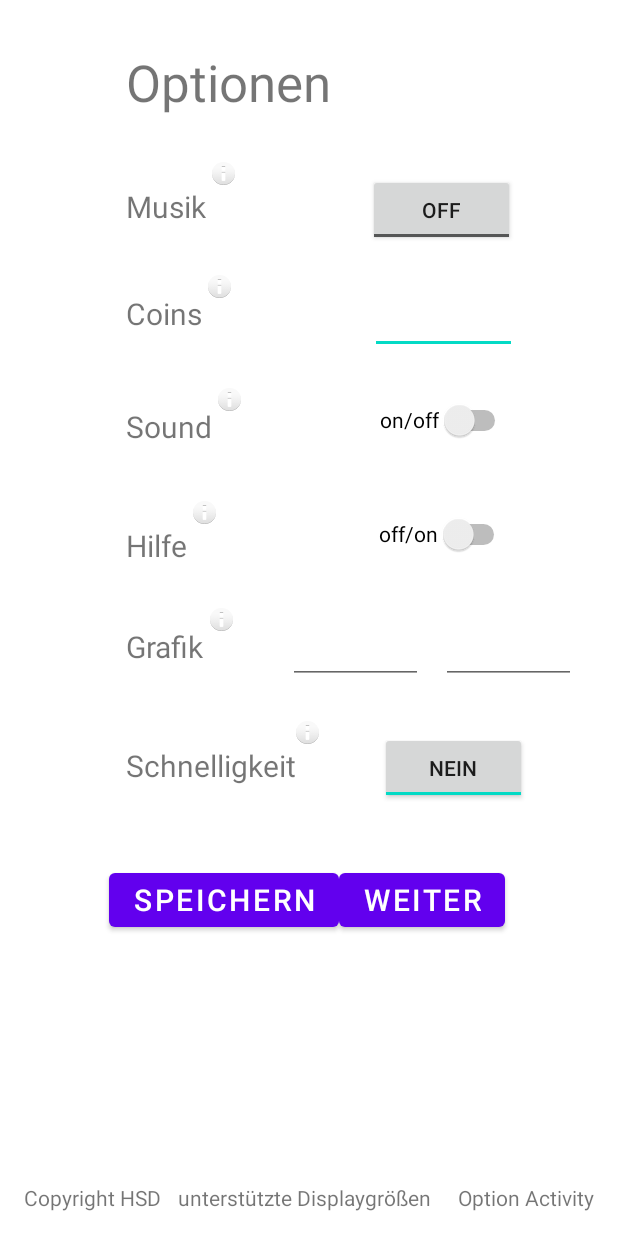
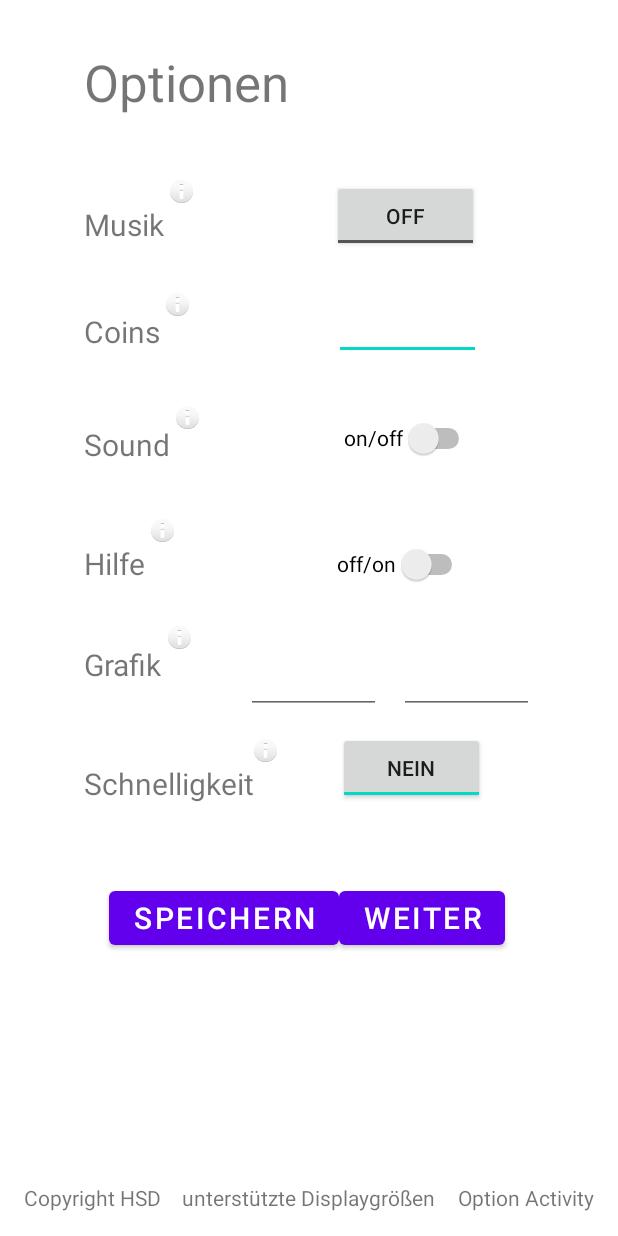
Before and after one commit to Jonasf-91/Interaktionsprinzipien, an Android app: the layout activity_option.xml on its own in the app's theme, with its tools: preview values and no code run, on a phone screen of 412 x 824 dp. Run offline under Robolectric (Android 15) with nearby library versions, the phone set to English and light mode, and no system bars.

Commit message:
Globale Klasse erstellt und Musik-Funktion implementiert. Musik noch fehlerhaft, da bei mehrmaligen Öffnen der Options mehrere Player gleichzeitig laufen

```diff
--- a/app/src/main/AndroidManifest.xml
+++ b/app/src/main/AndroidManifest.xml
@@ -4,6 +4,7 @@
     package="com.example.interaktionsprinzipien">
 
     <application
+        android:name=".GlobalClass"
         android:allowBackup="true"
         android:dataExtractionRules="@xml/data_extraction_rules"
         android:fullBackupContent="@xml/backup_rules"
--- a/app/src/main/res/layout/activity_option.xml
+++ b/app/src/main/res/layout/activity_option.xml
@@ -11,7 +11,7 @@
         android:layout_width="wrap_content"
         android:layout_height="wrap_content"
         android:layout_marginStart="128dp"
-        android:layout_marginTop="28dp"
+        android:layout_marginTop="36dp"
         android:minHeight="48dp"
         android:text="@string/offOn"
         app:layout_constraintStart_toEndOf="@+id/help"
@@ -34,9 +34,9 @@
         android:layout_marginBottom="16dp"
         android:text="@string/display"
         app:layout_constraintBottom_toBottomOf="parent"
-        app:layout_constraintEnd_toEndOf="parent"
-        app:layout_constraintHorizontal_bias="0.487"
-        app:layout_constraintStart_toStartOf="parent" />
+        app:layout_constraintEnd_toStartOf="@+id/textView13"
+        app:layout_constraintHorizontal_bias="0.482"
+        app:layout_constraintStart_toEndOf="@+id/textView12" />
 
     <TextView
         android:id="@+id/textView13"
@@ -52,8 +52,8 @@
         android:id="@+id/soundSwitch"
         android:layout_width="wrap_content"
         android:layout_height="wrap_content"
-        android:layout_marginStart="112dp"
-        android:layout_marginTop="20dp"
+        android:layout_marginStart="116dp"
+        android:layout_marginTop="28dp"
         android:minHeight="48dp"
         android:text="@string/onOff"
         app:layout_constraintStart_toEndOf="@+id/sound"
@@ -90,11 +90,10 @@
         android:id="@+id/coinAmount"
         android:layout_width="98dp"
         android:layout_height="48dp"
+        android:layout_marginStart="116dp"
         android:layout_marginTop="24dp"
         android:ems="10"
         android:inputType="number"
-        app:layout_constraintEnd_toEndOf="parent"
-        app:layout_constraintHorizontal_bias="0.623"
         app:layout_constraintStart_toEndOf="@+id/coins"
         app:layout_constraintTop_toBottomOf="@+id/toggleMusic"
         tools:ignore="SpeakableTextPresentCheck" />
@@ -129,8 +128,8 @@
         android:id="@+id/toggleMusic"
         android:layout_width="98dp"
         android:layout_height="48dp"
-        android:layout_marginStart="108dp"
-        android:layout_marginTop="116dp"
+        android:layout_marginStart="112dp"
+        android:layout_marginTop="120dp"
         android:checked="false"
         android:text="ToggleButton"
         app:layout_constraintStart_toEndOf="@+id/music"
@@ -153,7 +152,7 @@
         android:id="@+id/sound"
         android:layout_width="wrap_content"
         android:layout_height="wrap_content"
-        android:layout_marginStart="84dp"
+        android:layout_marginStart="56dp"
         android:layout_marginTop="48dp"
         android:text="@string/sound"
         android:textSize="20sp"
@@ -164,7 +163,7 @@
         android:id="@+id/speed"
         android:layout_width="wrap_content"
         android:layout_height="wrap_content"
-        android:layout_marginStart="84dp"
+        android:layout_marginStart="56dp"
         android:layout_marginTop="52dp"
         android:text="@string/speed"
         android:textSize="20sp"
@@ -175,7 +174,7 @@
         android:id="@+id/graphics"
         android:layout_width="wrap_content"
         android:layout_height="wrap_content"
-        android:layout_marginStart="84dp"
+        android:layout_marginStart="56dp"
         android:layout_marginTop="40dp"
         android:text="@string/graphics"
         android:textSize="20sp"
@@ -186,7 +185,7 @@
         android:id="@+id/coins"
         android:layout_width="wrap_content"
         android:layout_height="wrap_content"
-        android:layout_marginStart="84dp"
+        android:layout_marginStart="56dp"
         android:layout_marginTop="44dp"
         android:text="@string/coins"
         android:textSize="20sp"
@@ -197,8 +196,8 @@
         android:id="@+id/music"
         android:layout_width="wrap_content"
         android:layout_height="wrap_content"
-        android:layout_marginStart="84dp"
-        android:layout_marginTop="124dp"
+        android:layout_marginStart="56dp"
+        android:layout_marginTop="136dp"
         android:text="@string/music"
         android:textSize="20sp"
         app:layout_constraintStart_toStartOf="parent"
@@ -208,7 +207,7 @@
         android:id="@+id/help"
         android:layout_width="wrap_content"
         android:layout_height="wrap_content"
-        android:layout_marginStart="84dp"
+        android:layout_marginStart="56dp"
         android:layout_marginTop="52dp"
         android:text="@string/help"
         android:textSize="20sp"
@@ -220,7 +219,7 @@
         android:layout_width="15dp"
         android:layout_height="15dp"
         android:layout_marginStart="4dp"
-        android:layout_marginTop="108dp"
+        android:layout_marginTop="120dp"
         app:layout_constraintStart_toEndOf="@+id/music"
         app:layout_constraintTop_toTopOf="parent"
         app:srcCompat="@android:drawable/ic_dialog_info" />
@@ -278,7 +277,7 @@
         android:id="@+id/optionsHeader"
         android:layout_width="154dp"
         android:layout_height="48dp"
-        android:layout_marginStart="84dp"
+        android:layout_marginStart="56dp"
         android:layout_marginTop="32dp"
         android:text="Optionen"
         android:textSize="34sp"
```
Also changed, not shown: app/src/main/java/com/example/interaktionsprinzipien/GlobalClass.kt (added, +11 -0 lines), app/src/main/java/com/example/interaktionsprinzipien/OptionActivity.kt (+42 -2 lines), 1 other file.
